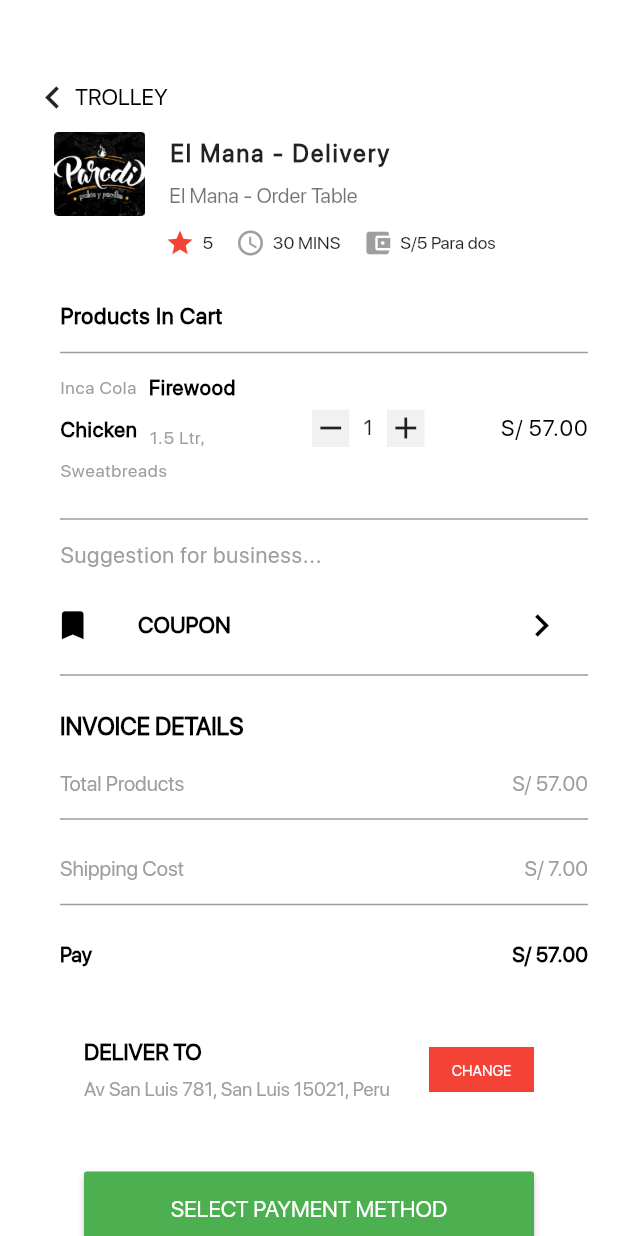
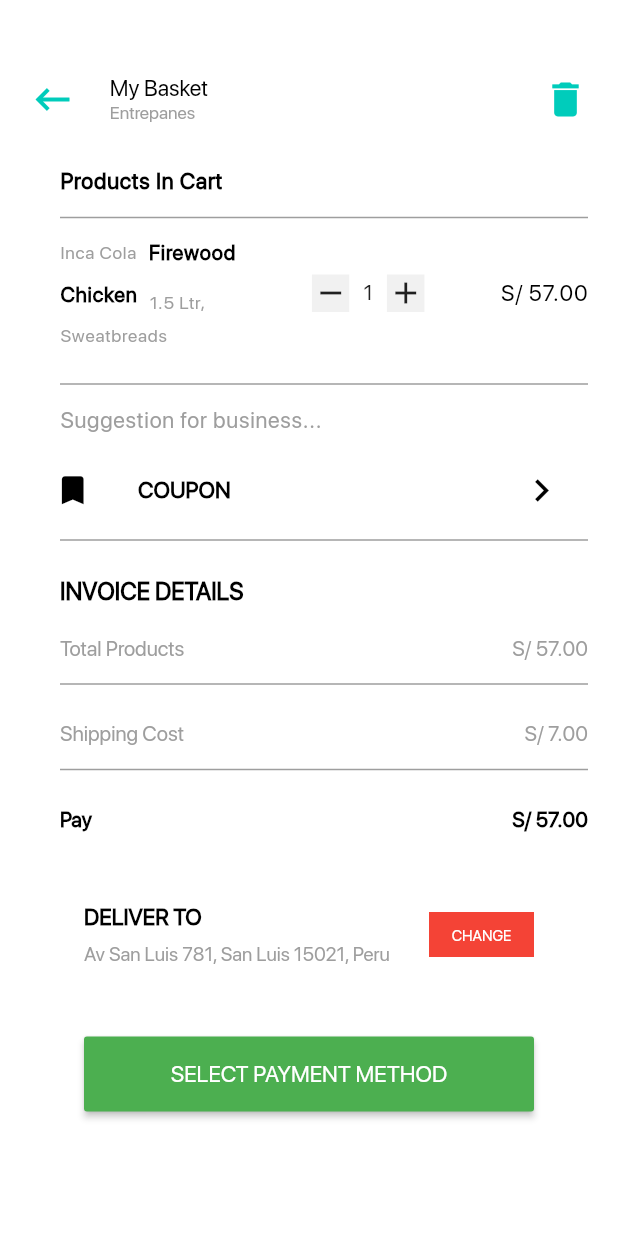
Before and after one commit to shahrukhktk/Food-App-Ui---Project-work, a Flutter app: the OrderCart screen opened directly, on a phone screen of 412 x 824 dp. Run offline on Flutter 3.47's test engine with Material 2 defaults, Android fonts, the phone set to English and light mode, and no system bars; our stand-ins replace curved_navigation_bar, google_maps_flutter.

Commit message:
init login & sign up > done Order Confirmation > done Shop List > done -------------------------- View Product done 1 and 2 done Cart Pages 1. Empty Cart > done 2. Order Cart > done 3. Cart Payment > done 4. Order Cancellation > done ------------------------- Profile Screen > done

```diff
--- a/lib/main.dart
+++ b/lib/main.dart
@@ -1,5 +1,6 @@
 import 'package:flutter/material.dart';
 import 'package:foodapp_ui/authentication/login.dart';
+import 'package:foodapp_ui/screens/CartScreens/order_cart.dart';
 import 'package:foodapp_ui/screens/viewproducts.dart';
 
 
@@ -12,5 +13,5 @@ void main() => runApp(new MaterialApp(
     fontFamily: "SFProDisplay",
   ),
   debugShowCheckedModeBanner: false,
-  home: ViewProducts(),
+  home: OrderCart(),
 ));
--- a/lib/screens/CartScreens/order_cart.dart
+++ b/lib/screens/CartScreens/order_cart.dart
@@ -1,6 +1,7 @@
 import 'package:flutter/cupertino.dart';
 import 'package:flutter/material.dart';
 import 'package:foodapp_ui/authentication/signup.dart';
+import 'package:foodapp_ui/screens/Constants/constant.dart';
 import 'package:foodapp_ui/screens/order_confirmation.dart';
 import 'package:foodapp_ui/screens/viewproduct_details.dart';
 
@@ -16,31 +17,6 @@ class _OrderCartsState extends State<OrderCart> {
   @override
   Widget build(BuildContext context) {
 
-    Widget ElManaDelivery()
-    {
-      return ListTile(
-        onTap: ()
-        {
-          Navigator.push(context,
-            MaterialPageRoute(builder: (context) => OrderConfirmation()),);
-        },
-        leading: Image(
-          image: AssetImage('images/elmana.png'),
-        ),
-        title: Text('El Mana - Delivery',
-          style: TextStyle(
-              fontSize: 16.0, fontWeight: FontWeight.w600, fontFamily: 'SFProDisplay', letterSpacing: 1.5
-          ),
-        ),
-        subtitle: Padding(
-          padding: const EdgeInsets.only(top: 10.0),
-          child: Text('El Mana - Order Table', style: TextStyle(
-              fontFamily: 'SFProDisplay', fontSize: 14.0
-          ),),
-        ),
-      );
-    }
-
     return Scaffold(
       backgroundColor: Colors.white,
       body: ListView(
@@ -51,6 +27,7 @@ class _OrderCartsState extends State<OrderCart> {
 
           //top title bar
           Row(
+            mainAxisAlignment: MainAxisAlignment.spaceBetween,
             children: <Widget>[
               Align(
                 alignment: Alignment.topLeft,
@@ -58,44 +35,37 @@ class _OrderCartsState extends State<OrderCart> {
                     onTap: (){
                       Navigator.pop(context);
                     },
-                    child: Icon(Icons.chevron_left, size: 30,)),
+                    child: Icon(Icons.keyboard_backspace, size: 30, color: AppColors.themeColor)),
               ),
 
-              Text(
-                'TROLLEY', style: TextStyle(
-                fontFamily: 'SFProDisplay', fontSize: 15.0, fontWeight: FontWeight.w500, color: Colors.black,
-              ),),
+              Padding(
+                padding: const EdgeInsets.only(right: 200.0),
+                child: Column(
+                  crossAxisAlignment: CrossAxisAlignment.start,
+                  children: <Widget>[
+                    Text(
+                      'My Basket', style: TextStyle(
+                      fontFamily: 'SFProDisplay', fontSize: 15.0, fontWeight: FontWeight.w500, color: Colors.black,
+                    ),),
+
+                    Text(
+                      'Entrepanes', style: TextStyle(
+                      fontFamily: 'SFProDisplay', fontSize: 12.0, fontWeight: FontWeight.normal, color: Colors.grey,
+                    ),),
+                  ],
+                ),
+              ),
+
+              Align(
+                alignment: Alignment.topRight,
+                child: GestureDetector(
+                    onTap: (){
+                      Navigator.pop(context);
+                    },
+                    child: Icon(Icons.delete, size: 30, color: AppColors.themeColor)),
+              ),
 
             ],
-          ),
-
-          Container(
-            decoration: BoxDecoration(
-              color: Colors.grey[-200]
-            ),
-              child: ElManaDelivery(),
-          ),
-
-          Padding(
-            padding: const EdgeInsets.only(left: 90.0, top: 0.0),
-            child: Row(
-              children: <Widget>[
-                Icon(Icons.star, color: Colors.red, size: 20,),
-                Text('  5', style: TextStyle(
-                    fontFamily: 'SFProDisplay', fontSize: 12.0
-                ),),
-                SizedBox(width: 15,),
-                Icon(Icons.access_time, color: Colors.grey, size: 20,),
-                Text('  30 MINS', style: TextStyle(
-                    fontFamily: 'SFProDisplay', fontSize: 12.0
-                ),),
-                SizedBox(width: 15,),
-                Icon(Icons.account_balance_wallet, color: Colors.grey, size: 20,),
-                Text('  S/5 Para dos', style: TextStyle(
-                    fontFamily: 'SFProDisplay', fontSize: 12.0
-                ),),
-              ],
-            ),
           ),
 
           //Products In Cart
--- /dev/null
+++ b/lib/screens/Constants/constant.dart
@@ -0,0 +1,8 @@
+import 'package:flutter/cupertino.dart';
+import 'package:flutter/painting.dart';
+import 'package:flutter/material.dart';
+
+class  AppColors
+{
+  static Color themeColor = Color(0xFF00CCBB);
+}
```
